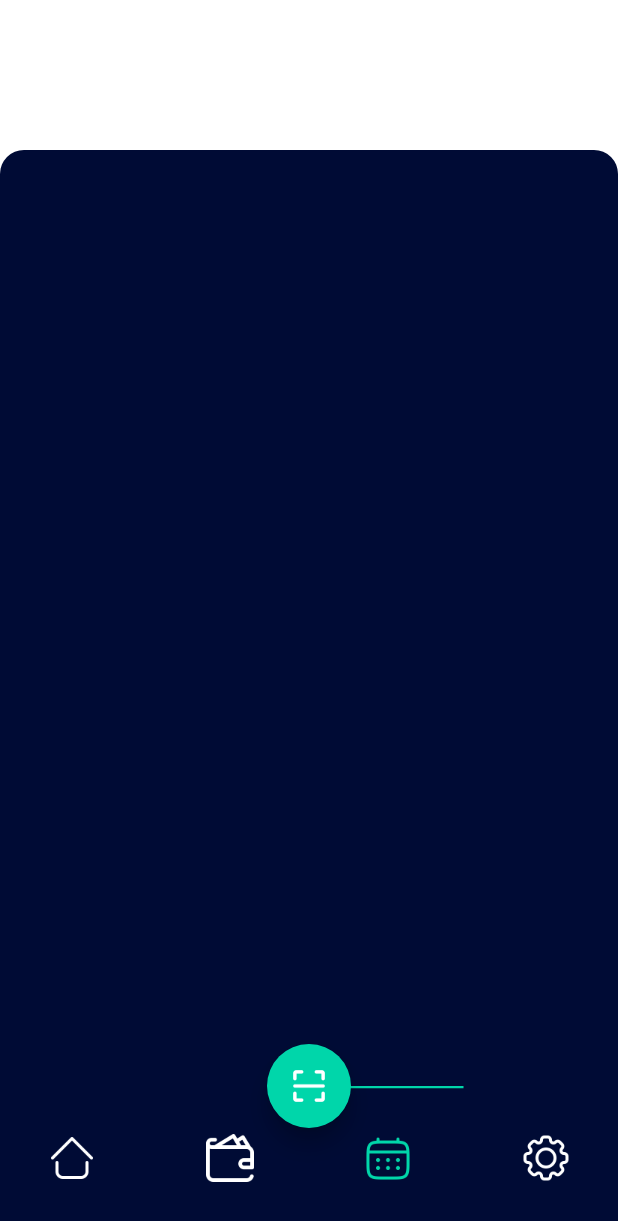
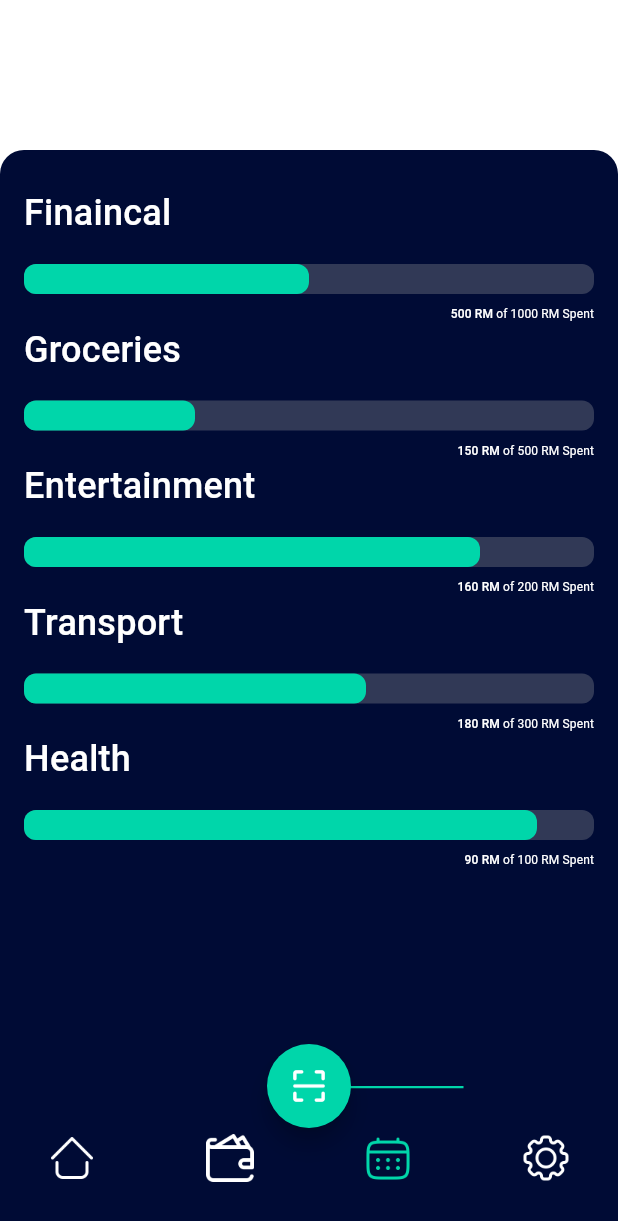
Before and after one commit to AbdElrahmanaymen/Budgetly, a Flutter app: the AppScreen screen opened by its route, item 3 of the bottom bar chosen, on a phone screen of 412 x 824 dp. Shown: the top 1221 px of the screen. Run offline on Flutter 3.47's test engine with Material 3 defaults, Android fonts, the phone set to English and light mode, and no system bars; our stand-ins replace carousel_slider, dropdown_button2, flutter_bloc, flutter_svg, freezed_annotation, get_it and 1 more; network calls fail; project files that could hold a hidden picture were left out.

Commit message:
Initially Implementing Calendar Screen

```diff
--- a/lib/presentation/accounts/accounts_screen.dart
+++ b/lib/presentation/accounts/accounts_screen.dart
@@ -11,15 +11,15 @@ class AccountsScreen extends StatelessWidget {
   Widget build(BuildContext context) {
     return Column(
       children: [
-        SizedBox(
+        const SizedBox(
           height: 24,
         ),
-        AccountsSlider(),
-        SizedBox(
+        const AccountsSlider(),
+        const SizedBox(
           height: 24,
         ),
-        AccountButtonsSection(),
-        SizedBox(
+        const AccountButtonsSection(),
+        const SizedBox(
           height: 24,
         ),
         Padding(
--- a/lib/presentation/calendar/calendar_screen.dart
+++ b/lib/presentation/calendar/calendar_screen.dart
@@ -1,3 +1,4 @@
+import 'package:budgetly/infrastructure/style/colors.dart';
 import 'package:flutter/material.dart';
 
 class CalendarScreen extends StatelessWidget {
@@ -5,6 +6,100 @@ class CalendarScreen extends StatelessWidget {
 
   @override
   Widget build(BuildContext context) {
-    return Container();
+    return const Padding(
+      padding: EdgeInsets.symmetric(vertical: 24, horizontal: 16),
+      child: Column(
+        children: [
+          CalendarTile(
+            title: "Finaincal",
+            progress: 0.5,
+            total: 1000,
+            spent: 500,
+          ),
+          CalendarTile(
+            title: "Groceries",
+            progress: 0.3,
+            total: 500,
+            spent: 150,
+          ),
+          CalendarTile(
+            title: "Entertainment",
+            progress: 0.8,
+            total: 200,
+            spent: 160,
+          ),
+          CalendarTile(
+            title: "Transport",
+            progress: 0.6,
+            total: 300,
+            spent: 180,
+          ),
+          CalendarTile(
+            title: "Health",
+            progress: 0.9,
+            total: 100,
+            spent: 90,
+          ),
+        ],
+      ),
+    );
   }
 }
+
+class CalendarTile extends StatelessWidget {
+  final String title;
+  final double progress;
+  final double total;
+  final double spent;
+  const CalendarTile({
+    super.key,
+    required this.title,
+    required this.progress,
+    required this.total,
+    required this.spent,
+  });
+
+  @override
+  Widget build(BuildContext context) {
+    return Column(
+      crossAxisAlignment: CrossAxisAlignment.start,
+      children: [
+        Text(
+          title,
+          style: Theme.of(context)
+              .textTheme
+              .titleMedium!
+              .copyWith(fontWeight: FontWeight.w500),
+        ),
+        const SizedBox(height: 16),
+        LinearProgressIndicator(
+          value: progress,
+          color: lightGreenColor,
+          backgroundColor: lightGreyColor,
+          minHeight: 20,
+          borderRadius: BorderRadius.circular(8),
+        ),
+        const SizedBox(height: 8),
+        Row(
+          mainAxisAlignment: MainAxisAlignment.end,
+          children: [
+            RichText(
+              text: TextSpan(
+                text: "${spent.toStringAsFixed(0)} RM",
+                style: Theme.of(context).textTheme.titleSmall!.copyWith(
+                      fontSize: 8,
+                      fontWeight: FontWeight.w500,
+                    ),
+                children: [
+                  TextSpan(
+                      text: " of ${total.toStringAsFixed(0)} RM Spent",
+                      style: const TextStyle(fontWeight: FontWeight.normal))
+                ],
+              ),
+            ),
+          ],
+        )
+      ],
+    );
+  }
+}
--- a/lib/presentation/core/app_screen.dart
+++ b/lib/presentation/core/app_screen.dart
@@ -39,6 +39,7 @@ class AppScreen extends StatelessWidget {
           ),
           body: SafeArea(
             child: Container(
+              width: double.infinity,
               decoration: BoxDecoration(
                 borderRadius: const BorderRadius.only(
                   topLeft: Radius.circular(16),
--- a/lib/presentation/widgets/textfields.dart
+++ b/lib/presentation/widgets/textfields.dart
@@ -41,12 +41,12 @@ class BudgetlyTextFields {
     );
   }
 
-  static Widget settingTextField({
-  required Widget icon,
-  required String labelText,
-  required String placeholder}) {
+  static Widget settingTextField(
+      {required Widget icon,
+      required String labelText,
+      required String placeholder}) {
     return Padding(
-      padding: EdgeInsets.only(bottom: 30, left: 39, right: 39),
+      padding: const EdgeInsets.only(bottom: 30, left: 39, right: 39),
       child: Container(
         decoration: BoxDecoration(
           borderRadius: BorderRadius.circular(12.0),
@@ -58,12 +58,13 @@ class BudgetlyTextFields {
             labelText: labelText,
             floatingLabelBehavior: FloatingLabelBehavior.always,
             hintText: placeholder,
-            hintStyle: TextStyle(
+            hintStyle: const TextStyle(
               fontSize: 16,
             ),
-            labelStyle: TextStyle(color: Colors.black),
+            labelStyle: const TextStyle(color: Colors.black),
             border: InputBorder.none,
-            contentPadding: EdgeInsets.symmetric(horizontal: 16, vertical: 12),
+            contentPadding:
+                const EdgeInsets.symmetric(horizontal: 16, vertical: 12),
           ),
         ),
       ),
```
Also changed, not shown: lib/presentation/widgets/buttons.dart (+4 -5 lines).
